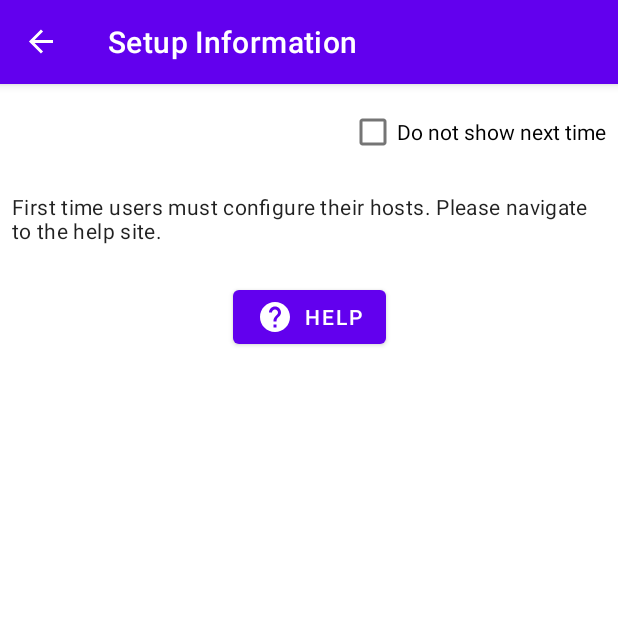
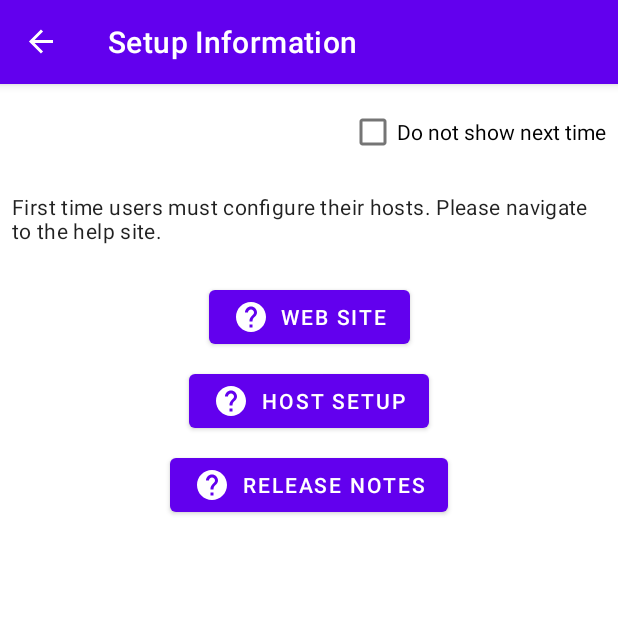
Before and after one commit to hanafey/WOL, an Android app: the screen it shows after launch (MainActivity), on a phone screen of 412 x 824 dp, the top half of it. Run offline under Robolectric (Android 15) with nearby library versions, the phone set to English and light mode, and no system bars; our stand-ins replace navigation-ui; network calls fail.

```diff
--- a/app/src/main/java/com/hanafey/android/wol/FirstTimeInformationFragment.kt
+++ b/app/src/main/java/com/hanafey/android/wol/FirstTimeInformationFragment.kt
@@ -35,6 +35,14 @@ class FirstTimeInformationFragment : Fragment() {
         super.onViewCreated(view, savedInstanceState)
 
         ui.visitWebSiteButton.setOnClickListener {
+            openWebPage("https://wol-bliss.hanafey.com")
+        }
+
+        ui.visitReleaseNotesButton.setOnClickListener {
+            openWebPage("https://wol-bliss.hanafey.com/release-notes")
+        }
+
+        ui.visitHostSetupButton.setOnClickListener {
             openWebPage("https://wol-bliss.hanafey.com/host-setup")
         }
 
--- a/app/src/main/java/com/hanafey/android/wol/MainFragment.kt
+++ b/app/src/main/java/com/hanafey/android/wol/MainFragment.kt
@@ -133,7 +133,7 @@ class MainFragment : Fragment(), NavController.OnDestinationChangedListener {
         observePingLiveData()
         observeWakeLiveData()
 
-        if (mvm.firstVisit && mvm.settingsData.versionAcknowledged < BuildConfig.VERSION_CODE) {
+        if (true || mvm.firstVisit && mvm.settingsData.versionAcknowledged < BuildConfig.VERSION_CODE) {
             findNavController().navigate(R.id.FirstTimeInformationFragment)
             mvm.firstVisit = false
         } else {
--- /dev/null
+++ b/app/src/main/res/anim/rapid_deceleration_interpolator.xml
@@ -0,0 +1,4 @@
+<?xml version="1.0" encoding="utf-8"?>
+<decelerateInterpolator xmlns:android="http://schemas.android.com/apk/res/android"
+    android:factor="2.0"
+    />
--- a/app/src/main/res/layout/fragment_first_time_information.xml
+++ b/app/src/main/res/layout/fragment_first_time_information.xml
@@ -36,7 +36,29 @@
         app:layout_constraintStart_toStartOf="parent"
         app:layout_constraintEnd_toEndOf="parent"
         android:layout_marginTop="24dp"
-        android:text="@string/show_help"
+        android:text="Web Site"
+        app:icon="@drawable/ic_baseline_help_24"
+        />
+    <Button
+        android:id="@+id/visit_host_setup_button"
+        android:layout_height="wrap_content"
+        android:layout_width="wrap_content"
+        app:layout_constraintTop_toBottomOf="@+id/visit_web_site_button"
+        app:layout_constraintStart_toStartOf="parent"
+        app:layout_constraintEnd_toEndOf="parent"
+        android:layout_marginTop="8dp"
+        android:text="Host Setup"
+        app:icon="@drawable/ic_baseline_help_24"
+        />
+    <Button
+        android:id="@+id/visit_release_notes_button"
+        android:layout_height="wrap_content"
+        android:layout_width="wrap_content"
+        app:layout_constraintTop_toBottomOf="@+id/visit_host_setup_button"
+        app:layout_constraintStart_toStartOf="parent"
+        app:layout_constraintEnd_toEndOf="parent"
+        android:layout_marginTop="8dp"
+        android:text="Release Notes"
         app:icon="@drawable/ic_baseline_help_24"
         />
 
--- a/app/src/main/res/values/strings.xml
+++ b/app/src/main/res/values/strings.xml
@@ -11,7 +11,7 @@
     <string name="do_not_show_next_time">Do not show next time</string>
     <string name="new_user_help">First time users must configure their hosts. Please navigate to the help site.</string>
     <string name="okay">Okay</string>
-    <string name="send_wol_magic_packet">Send WOL Magic Packet</string>
+    <string name="send_wol_magic_packet">LONG Press to Wake-On-LAN</string>
     <string name="host_title">Name: %1$s</string>
     <string name="host_address">"Address: %1$s Ping Count: %2$d / %3$d"</string>
     <string name="info_no_hosts_enabled">The screen is blank because no hosts are enabled!</string>
```
Also changed, not shown: app/src/main/java/com/hanafey/android/wol/HostStatusFragment.kt (+25 -2 lines), app/src/main/res/animator/button_size_pulsing.xml (added, +38 -0 lines), app/src/main/res/animator/megaphone_noise.xml (added, +49 -0 lines), app/src/main/res/drawable/ic_wakeup_24.xml (deleted, +0 -51 lines), app/src/main/res/drawable/ic_wakeup_wol.xml (added, +70 -0 lines), app/src/main/res/drawable/ic_wakeup_wol_animate.xml (added, +9 -0 lines), app/src/main/res/layout/fragment_host_status.xml (+5 -4 lines).
